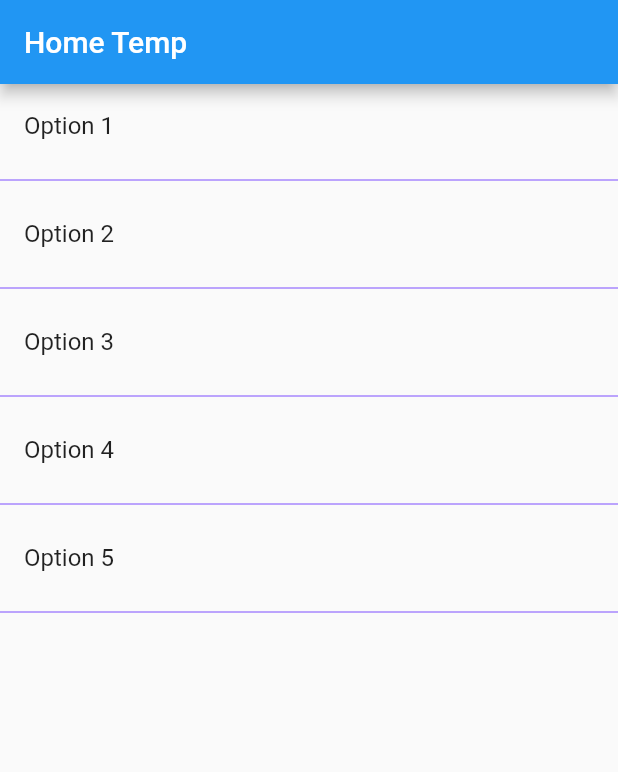
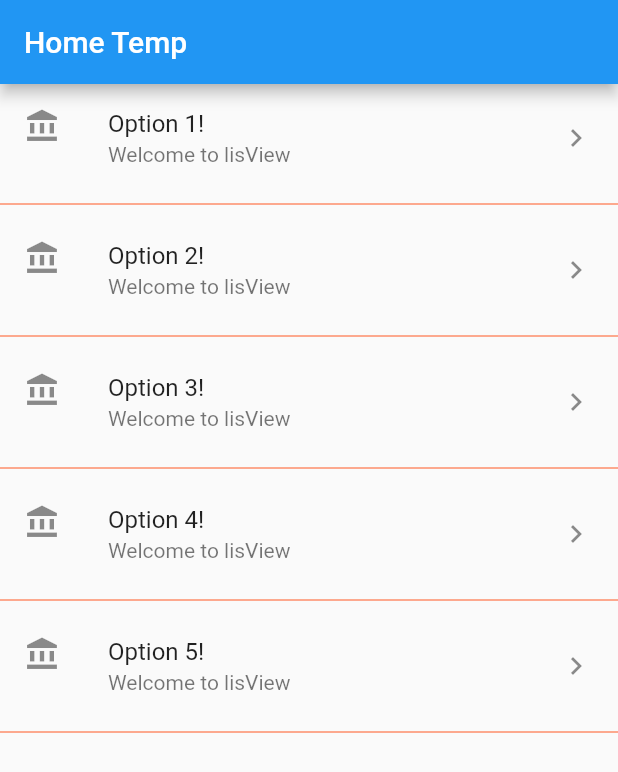
Before and after one commit to oscar02r/flutter_components, a Flutter app: the screen it shows after launch, on a phone screen of 412 x 824 dp. Shown: the top 772 px of the screen. Run offline on Flutter 3.47's test engine with Material 2 defaults, Android fonts, the phone set to English and light mode, and no system bars.

Commit message:
Added shor way to display listView

```diff
--- a/lib/pages/home_page_temp.dart
+++ b/lib/pages/home_page_temp.dart
@@ -16,7 +16,7 @@ class HomePageTemp extends StatelessWidget {
           title: Text('Home Temp')
         ),
         body: ListView(
-          children: _createItems())
+          children: _createItemsShort())
         );
   }
 
@@ -34,4 +34,22 @@ class HomePageTemp extends StatelessWidget {
     }
     return list;
   }
+
+  List<Widget> _createItemsShort(){
+     return options.map((opt){
+          return Column(
+            children: <Widget>[
+              ListTile(
+                title: Text(opt + '!'),
+                leading: Icon(Icons.account_balance),
+                subtitle: Text('Welcome to lisView'),
+                trailing:Icon(Icons.keyboard_arrow_right),
+                onTap: (){},
+              ),
+              Divider(color: Colors.deepOrange)
+            ],
+          );
+     }).toList();
+  }
+
 }
```
